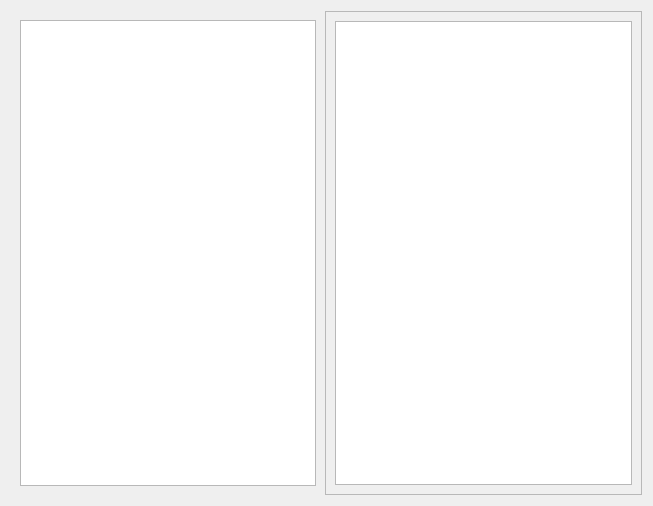
Above: _4_Parametric_variable.ui from qwerttqq95/698SP_CL before the change. Below: the same form after it.
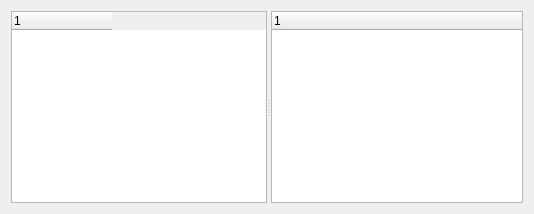
That is the form after the change.

The edit to the form file:
```diff
--- a/_4_Parametric_variable.ui
+++ b/_4_Parametric_variable.ui
@@ -2,77 +2,73 @@
 <ui version="4.0">
  <class>Form</class>
  <widget class="QWidget" name="Form">
-  <property name="geometry">
-   <rect>
-    <x>0</x>
-    <y>0</y>
-    <width>653</width>
-    <height>506</height>
-   </rect>
-  </property>
   <property name="windowTitle">
    <string>Form</string>
   </property>
   <layout class="QHBoxLayout" name="horizontalLayout">
    <item>
     <widget class="QSplitter" name="splitter">
-     <property name="lineWidth">
-      <number>0</number>
-     </property>
      <property name="orientation">
       <enum>Qt::Horizontal</enum>
      </property>
-     <property name="opaqueResize">
-      <bool>true</bool>
-     </property>
-     <property name="handleWidth">
-      <number>0</number>
-     </property>
      <property name="childrenCollapsible">
       <bool>true</bool>
      </property>
-     <widget class="QFrame" name="frame">
-      <property name="frameShape">
-       <enum>QFrame::NoFrame</enum>
+     <widget class="QTreeWidget" name="treeWidget">
+      <property name="sizePolicy">
+       <sizepolicy hsizetype="Fixed" vsizetype="Expanding">
+        <horstretch>0</horstretch>
+        <verstretch>0</verstretch>
+       </sizepolicy>
       </property>
-      <property name="frameShadow">
-       <enum>QFrame::Raised</enum>
+      <property name="maximumSize">
+       <size>
+        <width>275</width>
+        <height>16777215</height>
+       </size>
       </property>
-      <layout class="QVBoxLayout" name="verticalLayout" stretch="0">
-       <property name="sizeConstraint">
-        <enum>QLayout::SetDefaultConstraint</enum>
+      <property name="sizeIncrement">
+       <size>
+        <width>0</width>
+        <height>0</height>
+       </size>
+      </property>
+      <property name="baseSize">
+       <size>
+        <width>0</width>
+        <height>0</height>
+       </size>
+      </property>
+      <property name="showDropIndicator" stdset="0">
+       <bool>false</bool>
+      </property>
+      <attribute name="headerDefaultSectionSize">
+       <number>25</number>
+      </attribute>
+      <attribute name="headerHighlightSections">
+       <bool>false</bool>
+      </attribute>
+      <attribute name="headerMinimumSectionSize">
+       <number>15</number>
+      </attribute>
+      <attribute name="headerShowSortIndicator" stdset="0">
+       <bool>false</bool>
+      </attribute>
+      <attribute name="headerStretchLastSection">
+       <bool>false</bool>
+      </attribute>
+      <column>
+       <property name="text">
+        <string notr="true">1</string>
        </property>
-       <item>
-        <widget class="QTreeView" name="treeView">
-         <property name="frameShape">
-          <enum>QFrame::StyledPanel</enum>
-         </property>
-         <property name="editTriggers">
-          <set>QAbstractItemView::NoEditTriggers</set>
-         </property>
-        </widget>
-       </item>
-      </layout>
+      </column>
      </widget>
-     <widget class="QFrame" name="frame_2">
-      <property name="frameShape">
-       <enum>QFrame::StyledPanel</enum>
-      </property>
-      <property name="frameShadow">
-       <enum>QFrame::Raised</enum>
-      </property>
-      <layout class="QVBoxLayout" name="verticalLayout_2">
-       <item>
-        <widget class="QTreeView" name="treeView_2">
-         <property name="frameShape">
-          <enum>QFrame::StyledPanel</enum>
-         </property>
-         <property name="editTriggers">
-          <set>QAbstractItemView::NoEditTriggers</set>
-         </property>
-        </widget>
-       </item>
-      </layout>
+     <widget class="QTreeWidget" name="treeWidget_2">
+      <column>
+       <property name="text">
+        <string notr="true">1</string>
+       </property>
+      </column>
      </widget>
     </widget>
    </item>
```
Left out of the diff: 2 changed lines with no effect on the pictures.
